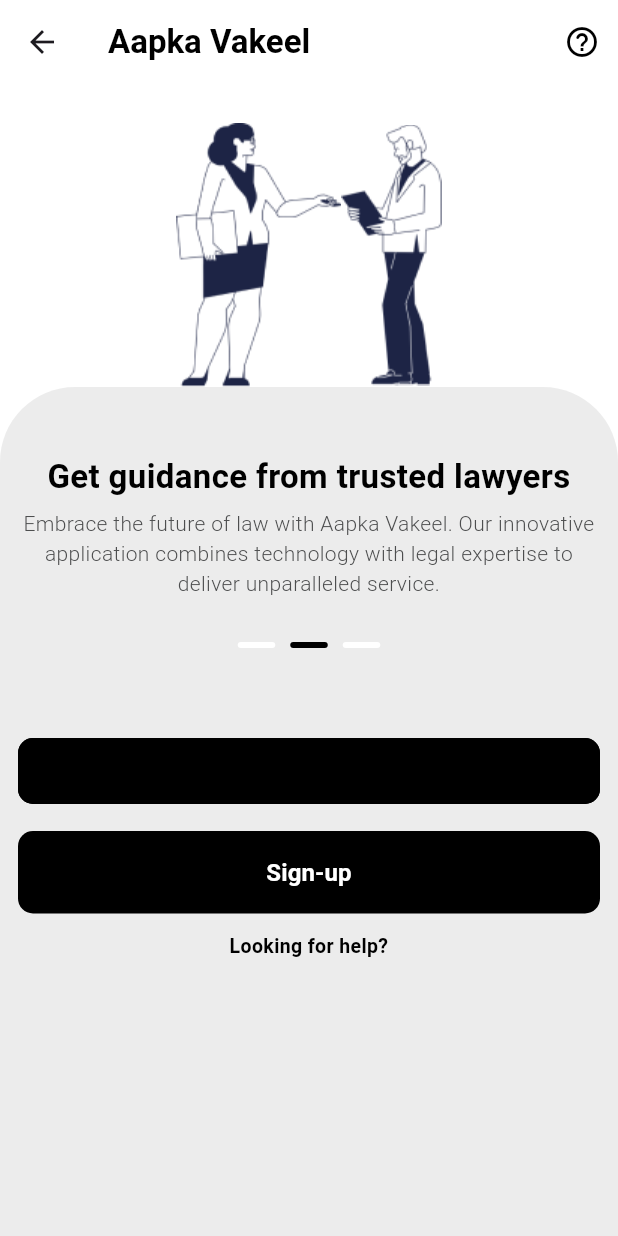
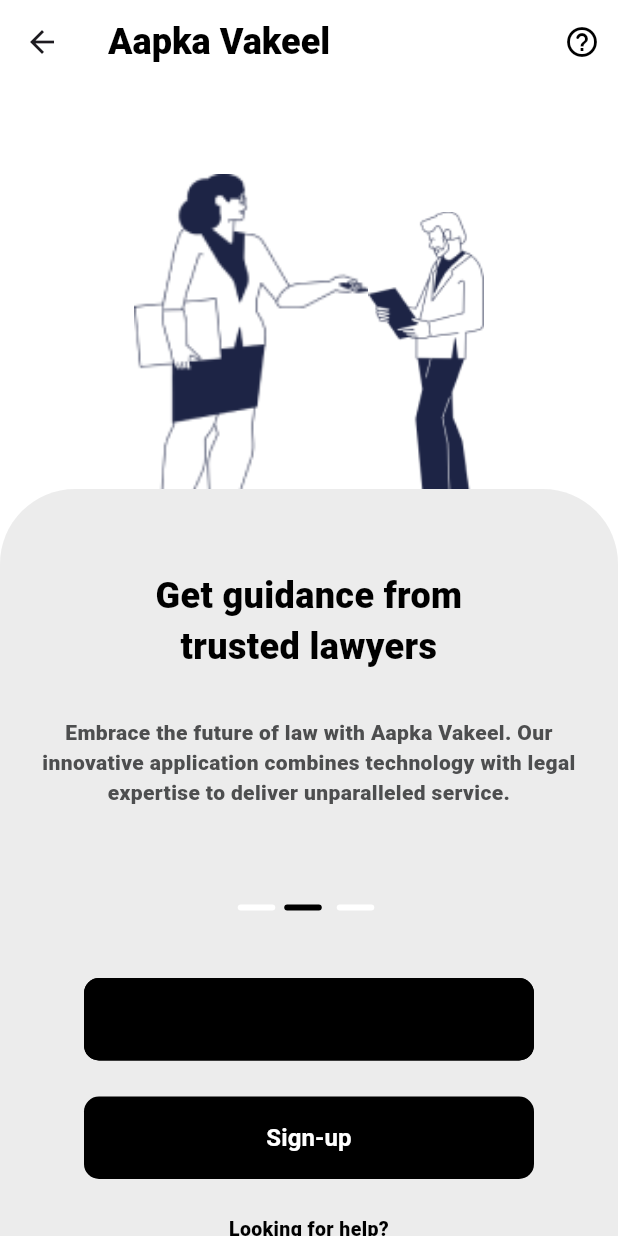
Before and after one commit to Ishita03-Singh/aapka_vakeel, a Flutter app: the screen it shows after launch, on a phone screen of 412 x 824 dp. Run offline on Flutter 3.47's test engine with Material 3 defaults, Android fonts, the phone set to English and light mode, and no system bars; drawn by our look-alikes of loader_overlay; our stand-ins replace animated_splash_screen, camera, cloud_firestore, country_picker, csc_picker, file_picker and 15 more; missing offline and left inert: flutter_callkit_incoming, flutter_pdfview, flutter_webrtc, sms_receiver, video_call; accounts and stored records are empty.

Commit message:
Fix: Ui Chnages Logo Added, and home page ui fix

```diff
--- a/lib/screens/IntroScreen.dart
+++ b/lib/screens/IntroScreen.dart
@@ -27,16 +27,19 @@ class _IntroPageState extends State<IntroPage> {
   // bool _isVisible = false;
   final List<Map> introScrolls = [
     {
-      "headText":"Get guidance from trusted lawyers",
-      "infoText":"Aapka Vakeel transforms how you access legal services, making professional legal assistance just a few clicks away, no matter where you are.",
+      "headText": "Get guidance from trusted lawyers",
+      "infoText":
+          "Aapka Vakeel transforms how you access legal services, making professional legal assistance just a few clicks away, no matter where you are.",
     },
     {
-      "headText":"Get guidance from trusted lawyers",
-      "infoText":"Embrace the future of law with Aapka Vakeel. Our innovative application combines technology with legal expertise to deliver unparalleled service.",
+      "headText": "Get guidance from trusted lawyers",
+      "infoText":
+          "Embrace the future of law with Aapka Vakeel. Our innovative application combines technology with legal expertise to deliver unparalleled service.",
     },
     {
-     "headText":"Get guidance from trusted lawyers",
-    "infoText":"Experience legal excellence with Aapka Vakeel. Our platform delivers expert legal solutions right to your device, making legal help more accessible than ever.",
+      "headText": "Get guidance from trusted lawyers",
+      "infoText":
+          "Experience legal excellence with Aapka Vakeel. Our platform delivers expert legal solutions right to your device, making legal help more accessible than ever.",
     }
   ];
 
@@ -45,6 +48,7 @@ class _IntroPageState extends State<IntroPage> {
     super.initState();
     _startAutoScroll();
   }
+
   void _startAutoScroll() {
     _timer = Timer.periodic(Duration(seconds: 3), (timer) {
       // if (_isVisible) {
@@ -65,6 +69,7 @@ class _IntroPageState extends State<IntroPage> {
       // }
     });
   }
+
   @override
   void dispose() {
     _timer?.cancel();
@@ -72,39 +77,44 @@ class _IntroPageState extends State<IntroPage> {
     super.dispose();
   }
 
-  getScrollWigets(){
-      return  Container(
-        height: 180.0, // Height of the horizontal scroll view
+  getScrollWigets() {
+    return Container(
+        height: 280.0,
         child: PageView.builder(
             controller: _pageController,
             scrollDirection: Axis.horizontal,
             itemCount: introScrolls.length,
             itemBuilder: (context, index) {
               return Column(
-         children: [CustomText.appNameText(introScrolls[index]["headText"],
+                children: [
+                  Container(
+                    width: double.infinity,
+                    child: CustomText.appNameText(
+                        introScrolls[index]["headText"],
                         isCenter: true),
-                      Padding(padding: EdgeInsets.all(3)),
+                    margin: EdgeInsets.symmetric(vertical: 10, horizontal: 50),
+                  ),
+                  Padding(padding: EdgeInsets.all(10)),
                   CustomText.infoText(introScrolls[index]["infoText"],
                       isCenter: true),
-                          Padding(padding: EdgeInsets.all(12)),
+                  Padding(padding: EdgeInsets.all(30)),
                   Row(
                     mainAxisAlignment: MainAxisAlignment.center,
                     children: [
                       Container(
-                            margin: EdgeInsets.all(5),
+                        margin: EdgeInsets.all(1),
                         width: 25,
                         height: 4,
                         decoration: BoxDecoration(
                           borderRadius: BorderRadius.all(Radius.circular(2)),
-                              color: index==0?Colors.black:Colors.white,
+                          color: index == 0 ? Colors.black : Colors.white,
                         ),
                       ),
                       Container(
                         margin: EdgeInsets.all(5),
                         decoration: BoxDecoration(
                           borderRadius: BorderRadius.all(Radius.circular(2)),
-                              color: index==1?Colors.black:Colors.white,
-
+                          color: index == 1 ? Colors.black : Colors.white,
                         ),
                         width: 25,
                         height: 4,
@@ -115,15 +125,14 @@ class _IntroPageState extends State<IntroPage> {
                         height: 4,
                         decoration: BoxDecoration(
                           borderRadius: BorderRadius.all(Radius.circular(2)),
-                              color: index==2?Colors.black:Colors.white,
+                          color: index == 2 ? Colors.black : Colors.white,
                         ),
                       )
                     ],
                   ),
                 ],
-        );})
-
               );
+            }));
   }
 
   @override
@@ -131,53 +140,82 @@ class _IntroPageState extends State<IntroPage> {
   return Scaffold(
     backgroundColor: AppColor.bgColor,
     appBar: MyAppBar.appbar(context),
-      body: Container(
-        padding: EdgeInsets.only(top:26),
-        child: Column(
-          crossAxisAlignment: CrossAxisAlignment.stretch,
+    body: Stack(
       children: [
-            Row(mainAxisAlignment: MainAxisAlignment.center,
+        // Images Row positioned from top
+        Positioned(
+          top: 60,
+          left: 0,
+          right: 0,
+          child: Row(
+            mainAxisAlignment: MainAxisAlignment.center,
             children: [
-                Image.asset(
+              Container(
+                child: Image.asset(
+                  height: 250,
+                  scale: 0.5,
                   StrLiteral.intro1,
                 ),
-                Image.asset(
+              ),
+              Container(
+                child: Image.asset(
+                  height: 200,
+                  scale: 0.8,
                   StrLiteral.intro2,
+                ),
               ),
             ],
           ),
+        ),
+        // Main content column
+        Column(
+          crossAxisAlignment: CrossAxisAlignment.stretch,
+          children: [
+            // Empty space to position the expanded container
+            SizedBox(height: 270), // Adjust this value to control overlap
             Expanded(
               child: Container(
                 padding: EdgeInsets.all(12),
                 decoration: BoxDecoration(
                   color: Color(0xffECECEC),
-                    // color: Colors.red,
                   borderRadius: BorderRadius.only(
                     topLeft: Radius.circular(50),
-                        topRight: Radius.circular(50))),
+                    topRight: Radius.circular(50),
+                  ),
+                ),
                 child: Column(
-                  crossAxisAlignment: CrossAxisAlignment.stretch,
+                  crossAxisAlignment: CrossAxisAlignment.center,
                   children: [
                     Padding(padding: EdgeInsets.all(16)),
                     getScrollWigets(),
-                    Padding(padding: EdgeInsets.all(4)),
-                    customButton.cancelButton("Login", () {
+                    Padding(padding: EdgeInsets.all(1)),
+                    Container(
+                      width: 300,
+                      child: customButton.cancelButton("Login", () {
                         Navigator.push(
                           context,
                           MaterialPageRoute(
                             builder: (context) => PhoneNumPage(
                               first: false,
                               isAdvocate: false,
-                                  )));
+                            ),
+                          ),
+                        );
                       }),
-                    Padding(padding: EdgeInsets.all(8)),
-                    customButton.taskButton("Sign-up", () {
+                    ),
+                    Padding(padding: EdgeInsets.all(12)),
+                    Container(
+                      width: 300,
+                      child: customButton.taskButton("Sign-up", () {
                         Navigator.push(
                           context,
                           MaterialPageRoute(
-                              builder: (context) => WelcomePage()));
+                            builder: (context) => WelcomePage(),
+                          ),
+                        );
                       }),
-                    Padding(padding: EdgeInsets.all(6)),
+                    ),
+                    Padding(padding: EdgeInsets.all(12)),
                     CustomText.cancelBtnText('Looking for help?', fontsize: 13)
                   ],
                 ),
@@ -185,6 +223,7 @@ class _IntroPageState extends State<IntroPage> {
             )
           ],
         ),
+      ],
     ),
   );
 }
--- a/lib/utilities/custom_button.dart
+++ b/lib/utilities/custom_button.dart
@@ -81,7 +81,8 @@ class CustomButton {
   // cancel Button -> LoaderOverlay - Lottie Animation
   cancelButton(String text, Function onPressed) => TextButton(
       style: TextButton.styleFrom(
-          padding: const EdgeInsets.all(10.5),
+
+          padding: const EdgeInsets.all(16),
           shape: RoundedRectangleBorder(
             side:BorderSide(color: Colors.black),
             borderRadius: BorderRadius.circular(10.0),
--- a/lib/utilities/custom_text.dart
+++ b/lib/utilities/custom_text.dart
@@ -7,7 +7,7 @@ class CustomText {
   static Text appNameText(String text, {bool isCenter = false}) => Text(text,
       textAlign: isCenter ? TextAlign.center : TextAlign.left,
       style: TextStyle(
-          fontSize: 22, color: Colors.black, fontWeight: FontWeight.w700));
+          fontSize: 24, color: Colors.black, fontWeight: FontWeight.w900));
   static Text headText(String text,{Color color=Colors.black}) => Text(text,
       style: TextStyle(
           fontSize: 24, color: color, fontWeight: FontWeight.w900));
@@ -31,12 +31,15 @@ class CustomText {
       style: TextStyle(
           fontSize: 16, color: Colors.black, fontWeight: FontWeight.w900));
 
-  static Text infoText(String text, {bool isCenter = false}) => Text(text,
+  static Text infoText(String text, {bool isCenter = false, Color? color}) => Text(
+      text,
       textAlign: isCenter ? TextAlign.center : TextAlign.left,
       style: TextStyle(
-          fontSize: 14,
-          color: AppColor.secondaryTextColor,
-          fontWeight: FontWeight.w300));
+        fontSize: 14,
+        color: color ?? AppColor.secondaryTextColor, // Use color if provided, otherwise use default
+        fontWeight: FontWeight.w800,
+      ),
+    );
     static Text extraSmallinfoText(String text, {bool isCenter = false}) => Text(text,
       textAlign: isCenter ? TextAlign.center : TextAlign.left,
       style: TextStyle(
@@ -63,7 +66,7 @@ class CustomText {
       style: TextStyle(
           fontSize: fontsize,
           color: Colors.black,
-          fontWeight: FontWeight.w600));
+          fontWeight: FontWeight.w800));
   static taskBtnText(String text, {double fontsize = 16}) => Text(
       textAlign: TextAlign.center,
       text,
--- a/lib/utilities/strings.dart
+++ b/lib/utilities/strings.dart
@@ -11,6 +11,7 @@ class StrLiteral {
   static const String tradeMark= 'assets/images/trademark.png';
   static const String intro1= 'assets/images/intro1.png';
   static const String intro2= 'assets/images/intro2.png';
+  static const String login1= 'assets/images/login1.png';
   static const String GST= 'assets/images/gst.png';
   static const String slider1= 'assets/images/slider1.png';
   static const String slider2= 'assets/images/slider2.png';
```
Also changed, not shown: lib/screens/CatgoryScreen.dart (+9 -1 lines), lib/screens/OTPScreen.dart (+234 -233 lines), lib/screens/phoneNumber_page.dart (+17 -4 lines), assets/images/login1.png (added). Lines whose indentation alone changed are shown as unchanged.
